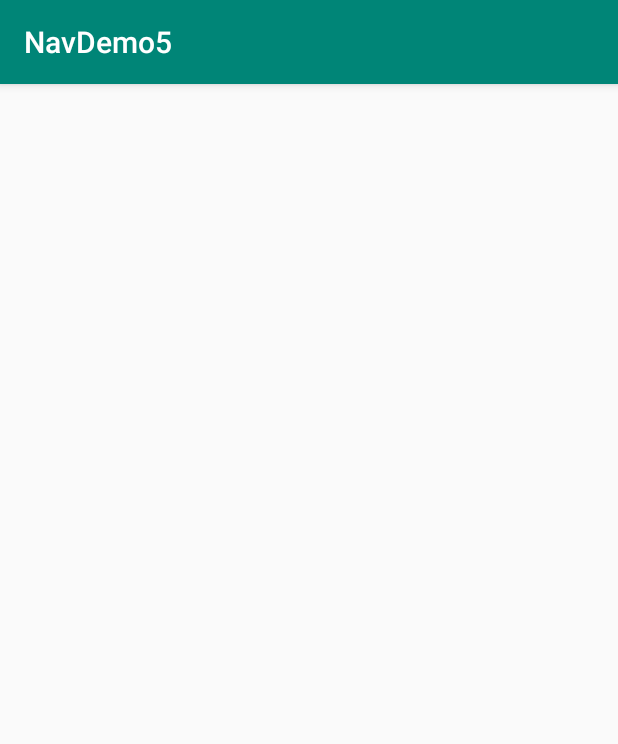
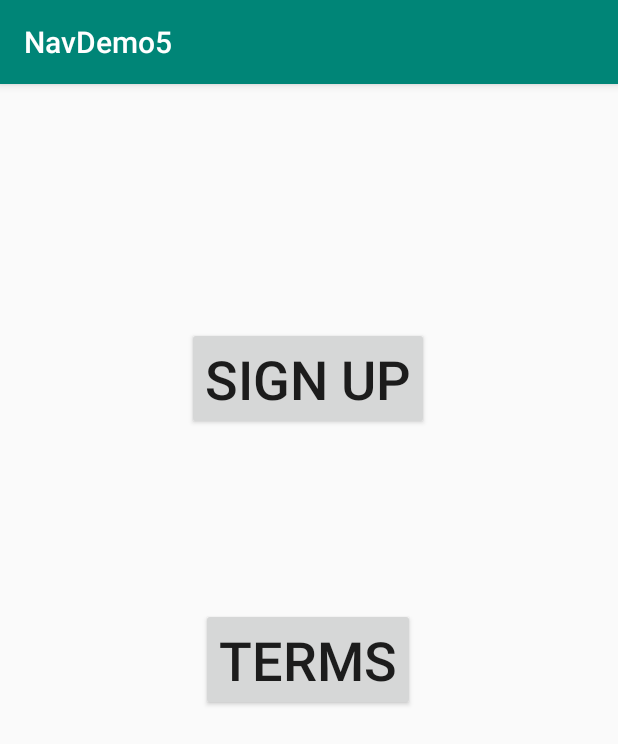
Before and after one commit to muzaffarpashazada/Android-Jetpack-Clean-Architecture-Testing-Masterclass, an Android app: the screen it shows after launch (MainActivity), on a phone screen of 412 x 824 dp. Shown: the top 744 px of the screen. Run offline under Robolectric (Android 15) with nearby library versions, the phone set to English and light mode, and no system bars; our stand-ins replace data binding.

Commit message:
[Section 6] : [Video 35] - Challenge for add all destinations and animations in navigation

```diff
--- a/NavDemo5/app/src/main/java/com/anushka/navdemo5/EmailFragment.kt
+++ b/NavDemo5/app/src/main/java/com/anushka/navdemo5/EmailFragment.kt
@@ -3,16 +3,15 @@ package com.anushka.navdemo5
 
 import android.os.Bundle
 import android.text.TextUtils
-import androidx.fragment.app.Fragment
 import android.view.LayoutInflater
 import android.view.View
 import android.view.ViewGroup
 import android.widget.Toast
 import androidx.core.os.bundleOf
 import androidx.databinding.DataBindingUtil
+import androidx.fragment.app.Fragment
 import androidx.navigation.findNavController
 import com.anushka.navdemo5.databinding.FragmentEmailBinding
-import com.anushka.navdemo5.databinding.FragmentNameBinding
 
 /**
  * A simple [Fragment] subclass.
@@ -26,6 +25,23 @@ class EmailFragment : Fragment() {
     ): View? {
         // Inflate the layout for this fragment
         binding = DataBindingUtil.inflate(inflater, R.layout.fragment_email, container, false)
+
+        binding.submitButton.setOnClickListener {
+            if (TextUtils.isEmpty(binding.emailEditText.text.toString())) {
+                Toast.makeText(context, "Please write email", Toast.LENGTH_LONG).show()
+            } else {
+                val bundle: Bundle = bundleOf(
+                    "user_email" to binding.emailEditText.text.toString(),
+                    "user_name" to arguments?.getString("user_name")
+                )
+
+                it.findNavController()
+                    .navigate(R.id.action_emailFragment_to_welcomeFragment, bundle)
+            }
+
+
+        }
+
         return binding.root
     }
 }
--- a/NavDemo5/app/src/main/java/com/anushka/navdemo5/HomeFragment.kt
+++ b/NavDemo5/app/src/main/java/com/anushka/navdemo5/HomeFragment.kt
@@ -7,6 +7,7 @@ import android.view.LayoutInflater
 import android.view.View
 import android.view.ViewGroup
 import androidx.databinding.DataBindingUtil
+import androidx.navigation.findNavController
 import com.anushka.navdemo5.databinding.FragmentHomeBinding
 
 /**
@@ -20,6 +21,14 @@ class HomeFragment : Fragment() {
     ): View? {
         // Inflate the layout for this fragment
         binding = DataBindingUtil.inflate(inflater,R.layout.fragment_home, container, false)
+
+        binding.termsButton.setOnClickListener {
+            it.findNavController().navigate(R.id.action_homeFragment_to_termsFragment)
+        }
+
+        binding.signUpButton.setOnClickListener {
+            it.findNavController().navigate(R.id.action_homeFragment_to_nameFragment)
+        }
         return  binding.root
     }
 }
--- a/NavDemo5/app/src/main/java/com/anushka/navdemo5/NameFragment.kt
+++ b/NavDemo5/app/src/main/java/com/anushka/navdemo5/NameFragment.kt
@@ -2,11 +2,15 @@ package com.anushka.navdemo5
 
 
 import android.os.Bundle
-import androidx.fragment.app.Fragment
+import android.text.TextUtils
 import android.view.LayoutInflater
 import android.view.View
 import android.view.ViewGroup
+import android.widget.Toast
+import androidx.core.os.bundleOf
 import androidx.databinding.DataBindingUtil
+import androidx.fragment.app.Fragment
+import androidx.navigation.findNavController
 import com.anushka.navdemo5.databinding.FragmentNameBinding
 
 /**
@@ -20,6 +24,17 @@ class NameFragment : Fragment() {
     ): View? {
         // Inflate the layout for this fragment
         binding = DataBindingUtil.inflate(inflater, R.layout.fragment_name, container, false)
+
+        binding.nextButton.setOnClickListener {
+
+            if (TextUtils.isEmpty(binding.nameEditText.text.toString())) {
+                Toast.makeText(context, "Please write name", Toast.LENGTH_LONG).show()
+            } else {
+                val bundle: Bundle = bundleOf("user_name" to binding.nameEditText.text.toString())
+                it.findNavController().navigate(R.id.action_nameFragment_to_emailFragment, bundle)
+            }
+        }
+
         return binding.root
     }
 }
--- a/NavDemo5/app/src/main/java/com/anushka/navdemo5/WelcomeFragment.kt
+++ b/NavDemo5/app/src/main/java/com/anushka/navdemo5/WelcomeFragment.kt
@@ -22,6 +22,16 @@ class WelcomeFragment : Fragment() {
     ): View? {
         // Inflate the layout for this fragment
         binding = DataBindingUtil.inflate(inflater,R.layout.fragment_welcome, container, false)
+
+        val name = arguments?.getString("user_name")
+        val email = arguments?.getString("user_email")
+
+        binding.nameTextView.text = name
+        binding.emailTextView.text = email
+
+        binding.viewTermsButton.setOnClickListener {
+            it.findNavController().navigate(R.id.action_welcomeFragment_to_termsFragment)
+        }
         return binding.root
     }
 }
--- a/NavDemo5/app/src/main/res/layout/activity_main.xml
+++ b/NavDemo5/app/src/main/res/layout/activity_main.xml
@@ -2,9 +2,22 @@
 <layout xmlns:android="http://schemas.android.com/apk/res/android"
     xmlns:app="http://schemas.android.com/apk/res-auto"
     xmlns:tools="http://schemas.android.com/tools">
-<androidx.constraintlayout.widget.ConstraintLayout
-    android:layout_width="match_parent"
-    android:layout_height="match_parent"
-    tools:context=".MainActivity">
-</androidx.constraintlayout.widget.ConstraintLayout>
+
+    <androidx.constraintlayout.widget.ConstraintLayout
+        android:layout_width="match_parent"
+        android:layout_height="match_parent"
+        tools:context=".MainActivity">
+
+        <fragment
+            android:id="@+id/fragment"
+            android:name="androidx.navigation.fragment.NavHostFragment"
+            android:layout_width="0dp"
+            android:layout_height="0dp"
+            app:defaultNavHost="true"
+            app:layout_constraintBottom_toBottomOf="parent"
+            app:layout_constraintEnd_toEndOf="parent"
+            app:layout_constraintStart_toStartOf="parent"
+            app:layout_constraintTop_toTopOf="parent"
+            app:navGraph="@navigation/nav_graph" />
+    </androidx.constraintlayout.widget.ConstraintLayout>
 </layout>
--- a/NavDemo5/app/src/main/res/layout/fragment_home.xml
+++ b/NavDemo5/app/src/main/res/layout/fragment_home.xml
@@ -1,13 +1,13 @@
 <?xml version="1.0" encoding="utf-8"?>
-<layout>
-<androidx.constraintlayout.widget.ConstraintLayout
-    xmlns:android="http://schemas.android.com/apk/res/android"
+<layout xmlns:android="http://schemas.android.com/apk/res/android"
     xmlns:app="http://schemas.android.com/apk/res-auto"
     xmlns:tools="http://schemas.android.com/tools"
+    tools:context=".HomeFragment">
+
+    <androidx.constraintlayout.widget.ConstraintLayout
         android:id="@+id/frameLayout"
         android:layout_width="match_parent"
-    android:layout_height="match_parent"
-    tools:context=".HomeFragment">
+        android:layout_height="match_parent">
 
         <Button
             android:id="@+id/sign_up_button"
--- a/NavDemo5/app/src/main/res/layout/fragment_name.xml
+++ b/NavDemo5/app/src/main/res/layout/fragment_name.xml
@@ -8,7 +8,6 @@
     android:layout_height="match_parent"
     tools:context=".NameFragment">
 
-    <!-- TODO: Update blank fragment layout -->
     <TextView
         android:id="@+id/textView2"
         android:layout_width="wrap_content"
--- a/NavDemo5/app/src/main/res/layout/fragment_terms.xml
+++ b/NavDemo5/app/src/main/res/layout/fragment_terms.xml
@@ -1,12 +1,11 @@
 <?xml version="1.0" encoding="utf-8"?>
-<androidx.constraintlayout.widget.ConstraintLayout
-    xmlns:android="http://schemas.android.com/apk/res/android"
+<androidx.constraintlayout.widget.ConstraintLayout xmlns:android="http://schemas.android.com/apk/res/android"
     xmlns:app="http://schemas.android.com/apk/res-auto"
     xmlns:tools="http://schemas.android.com/tools"
     android:id="@+id/frameLayout2"
     android:layout_width="match_parent"
     android:layout_height="match_parent"
-    tools:context=".TermsFragment" >
+    tools:context=".TermsFragment">
 
     <TextView
         android:id="@+id/textView"
--- /dev/null
+++ b/NavDemo5/app/src/main/res/navigation/nav_graph.xml
@@ -0,0 +1,68 @@
+<?xml version="1.0" encoding="utf-8"?>
+<navigation xmlns:android="http://schemas.android.com/apk/res/android"
+    xmlns:app="http://schemas.android.com/apk/res-auto"
+    xmlns:tools="http://schemas.android.com/tools"
+    android:id="@+id/nav_graph"
+    app:startDestination="@id/homeFragment">
+
+    <fragment
+        android:id="@+id/homeFragment"
+        android:name="com.anushka.navdemo5.HomeFragment"
+        android:label="HomeFragment" >
+        <action
+            android:id="@+id/action_homeFragment_to_termsFragment"
+            app:destination="@id/termsFragment"
+            app:enterAnim="@anim/push_down_in"
+            app:exitAnim="@anim/push_down_out"
+            app:popEnterAnim="@anim/push_up_in"
+            app:popExitAnim="@anim/push_up_out" />
+        <action
+            android:id="@+id/action_homeFragment_to_nameFragment"
+            app:destination="@id/nameFragment"
+            app:enterAnim="@anim/slide_in_left"
+            app:exitAnim="@anim/slide_out_right"
+            app:popEnterAnim="@anim/slide_in_right"
+            app:popExitAnim="@anim/slide_out_left" />
+    </fragment>
+    <fragment
+        android:id="@+id/termsFragment"
+        android:name="com.anushka.navdemo5.TermsFragment"
+        android:label="fragment_terms"
+        tools:layout="@layout/fragment_terms" />
+    <fragment
+        android:id="@+id/nameFragment"
+        android:name="com.anushka.navdemo5.NameFragment"
+        android:label="NameFragment" >
+        <action
+            android:id="@+id/action_nameFragment_to_emailFragment"
+            app:destination="@id/emailFragment"
+            app:enterAnim="@anim/slide_in_left"
+            app:exitAnim="@anim/slide_out_right"
+            app:popEnterAnim="@anim/slide_in_right"
+            app:popExitAnim="@anim/slide_out_left" />
+    </fragment>
+    <fragment
+        android:id="@+id/emailFragment"
+        android:name="com.anushka.navdemo5.EmailFragment"
+        android:label="EmailFragment" >
+        <action
+            android:id="@+id/action_emailFragment_to_welcomeFragment"
+            app:destination="@id/welcomeFragment"
+            app:enterAnim="@anim/slide_in_left"
+            app:exitAnim="@anim/slide_out_right"
+            app:popEnterAnim="@anim/slide_in_right"
+            app:popExitAnim="@anim/slide_out_left" />
+    </fragment>
+    <fragment
+        android:id="@+id/welcomeFragment"
+        android:name="com.anushka.navdemo5.WelcomeFragment"
+        android:label="WelcomeFragment" >
+        <action
+            android:id="@+id/action_welcomeFragment_to_termsFragment"
+            app:destination="@id/termsFragment"
+            app:enterAnim="@anim/push_down_in"
+            app:exitAnim="@anim/push_down_out"
+            app:popEnterAnim="@anim/push_up_in"
+            app:popExitAnim="@anim/push_up_out" />
+    </fragment>
+</navigation>
```
Lines whose indentation alone changed are shown as unchanged.
